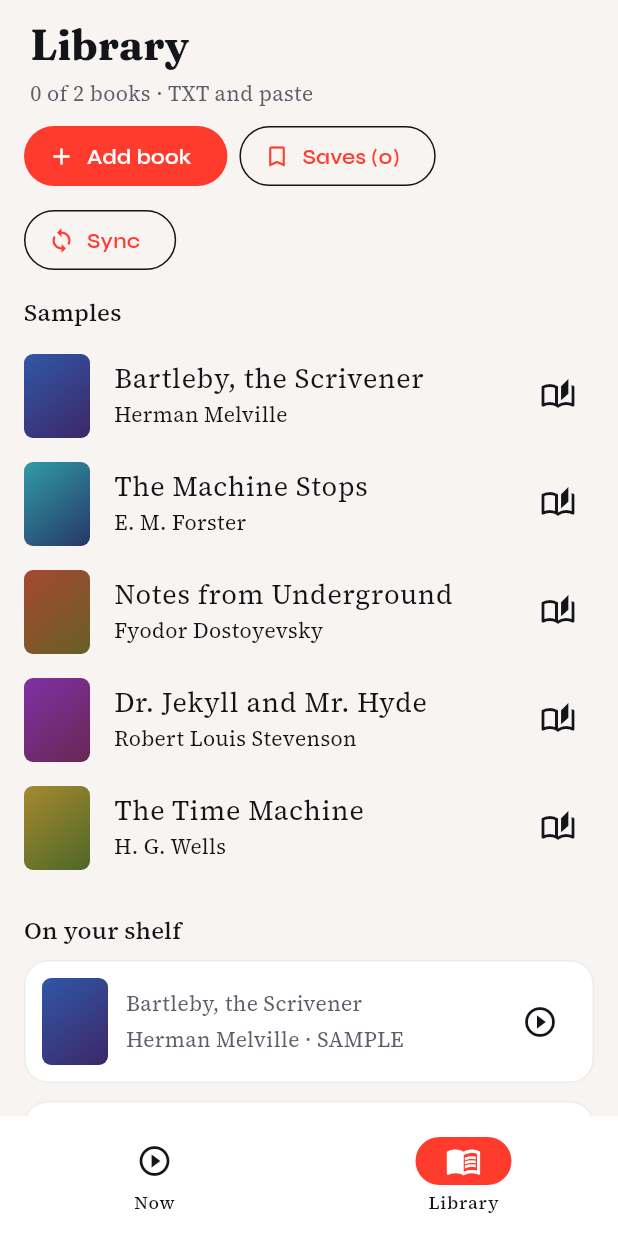
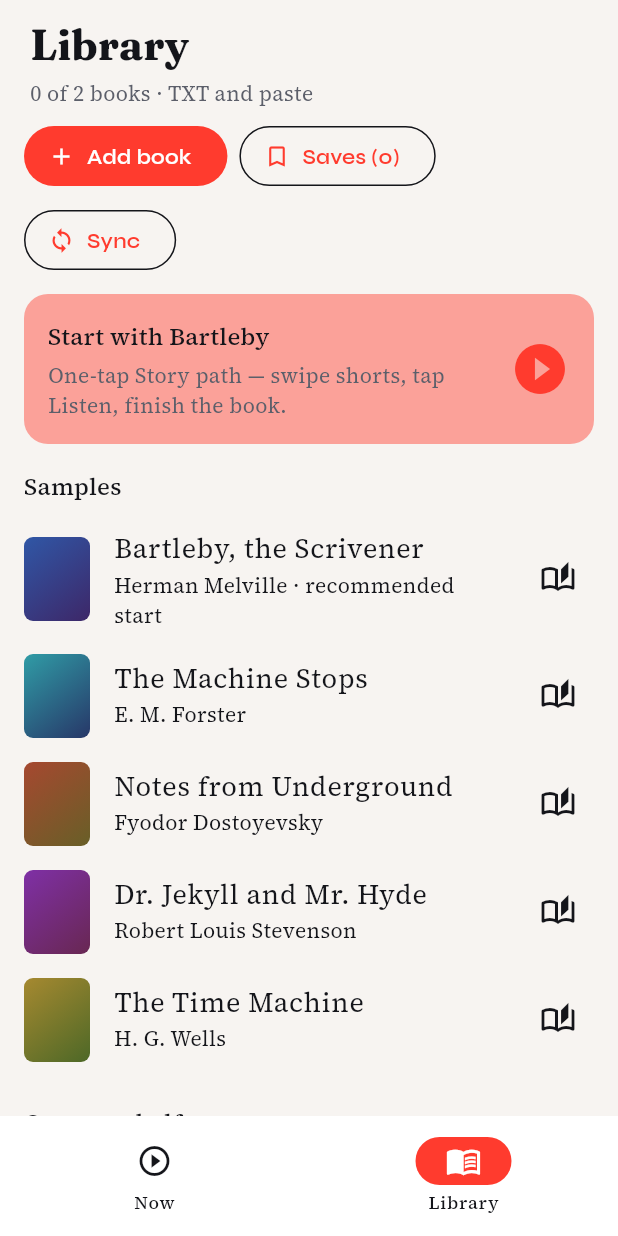
Before and after one commit to rya889/Flick, a Flutter app: the screen it shows after launch, on a phone screen of 412 x 824 dp. Run offline on Flutter 3.47's test engine with Material 3 defaults, Android fonts, the phone set to English and light mode, and no system bars; our stand-ins replace drift, drift_flutter, file_picker, flutter_tts, google_fonts, share_plus and 1 more; missing offline and left inert: purchases_flutter; accounts and stored records are empty; generated files the repository leaves out were written again; network calls fail.

Commit message:
T03: Bartleby dogfood path and Finish celebration
Highlight Bartleby in Library, persist completed books, and show a Finish
overlay on the last Story short. Add book_finish helpers and dogfood tests.

Co-authored-by: rya889 <rya889@users.noreply.github.com>

```diff
--- a/app/lib/models/models.dart
+++ b/app/lib/models/models.dart
@@ -212,6 +212,9 @@ class SampleMeta {
   final double hue;
 }
 
+/// Day-0 dogfood title (first in shelf order).
+const kBartlebySampleId = 'sample-bartleby';
+
 /// Public-domain seed shelf (Gutenberg US). See docs/plan/seed-shelf-2026-10-01.md.
 const sampleLibrary = [
   SampleMeta(
--- a/app/lib/screens/library_screen.dart
+++ b/app/lib/screens/library_screen.dart
@@ -80,10 +80,20 @@ class _LibraryScreenState extends State<LibraryScreen> {
               ? _EmptyLibrary(
                   onAddBook: () => _showAddBook(context),
                   onAddSamples: () => c.seedSamples(),
+                  onStartBartleby: () => c.openBartlebyStory(),
                 )
               : ListView(
                   padding: const EdgeInsets.fromLTRB(16, 0, 16, 24),
                   children: [
+                    if (c.books.any((b) => b.id == kBartlebySampleId))
+                      _BartlebyDogfoodCard(
+                        completed: c.isBookCompleted(kBartlebySampleId),
+                        onStory: () async {
+                          final book = c.books
+                              .firstWhere((b) => b.id == kBartlebySampleId);
+                          await c.openBook(book);
+                        },
+                      ),
                     Text(
                       'Samples',
                       style: Theme.of(context).textTheme.titleMedium,
@@ -344,14 +354,72 @@ class _LibraryScreenState extends State<LibraryScreen> {
   }
 }
 
+class _BartlebyDogfoodCard extends StatelessWidget {
+  const _BartlebyDogfoodCard({
+    required this.completed,
+    required this.onStory,
+  });
+
+  final bool completed;
+  final VoidCallback onStory;
+
+  @override
+  Widget build(BuildContext context) {
+    final scheme = Theme.of(context).colorScheme;
+    return Padding(
+      padding: const EdgeInsets.only(bottom: 16),
+      child: Material(
+        color: scheme.primaryContainer.withValues(alpha: 0.45),
+        borderRadius: BorderRadius.circular(16),
+        child: InkWell(
+          borderRadius: BorderRadius.circular(16),
+          onTap: onStory,
+          child: Padding(
+            padding: const EdgeInsets.all(16),
+            child: Row(
+              children: [
+                Expanded(
+                  child: Column(
+                    crossAxisAlignment: CrossAxisAlignment.start,
+                    children: [
+                      Text(
+                        completed ? 'Bartleby — finished' : 'Start with Bartleby',
+                        style: Theme.of(context).textTheme.titleMedium,
+                      ),
+                      const SizedBox(height: 4),
+                      Text(
+                        completed
+                            ? 'Replay Story shorts or open the full reader.'
+                            : 'One-tap Story path — swipe shorts, tap Listen, finish the book.',
+                        style: Theme.of(context).textTheme.bodyMedium,
+                      ),
+                    ],
+                  ),
+                ),
+                Icon(
+                  completed ? Icons.check_circle : Icons.play_circle_fill,
+                  color: scheme.primary,
+                  size: 40,
+                ),
+              ],
+            ),
+          ),
+        ),
+      ),
+    );
+  }
+}
+
 class _EmptyLibrary extends StatelessWidget {
   const _EmptyLibrary({
     required this.onAddBook,
     required this.onAddSamples,
+    required this.onStartBartleby,
   });
 
   final VoidCallback onAddBook;
   final VoidCallback onAddSamples;
+  final VoidCallback onStartBartleby;
 
   @override
   Widget build(BuildContext context) {
@@ -373,6 +441,11 @@ class _EmptyLibrary extends StatelessWidget {
             ),
             const SizedBox(height: 24),
             FilledButton(
+              onPressed: onStartBartleby,
+              child: const Text('Start with Bartleby'),
+            ),
+            const SizedBox(height: 12),
+            FilledButton.tonal(
               onPressed: onAddBook,
               child: const Text('Add book'),
             ),
@@ -400,7 +473,11 @@ class _SampleTile extends StatelessWidget {
       contentPadding: EdgeInsets.zero,
       leading: _Cover(hue: sample.hue),
       title: Text(sample.title),
-      subtitle: Text(sample.author),
+      subtitle: Text(
+        sample.id == kBartlebySampleId
+            ? '${sample.author} · recommended start'
+            : sample.author,
+      ),
       trailing: inLibrary
           ? IconButton(
               tooltip: 'Read',
@@ -462,6 +539,7 @@ class _BookTile extends StatelessWidget {
                       Text(
                         [
                           if (book.author != null) book.author!,
+                          if (c.isBookCompleted(book.id)) 'Finished',
                           book.source.name.toUpperCase(),
                           if (prog != null) 'Flick #${prog.shortIndex + 1}',
                         ].join(' · '),
--- /dev/null
+++ b/app/lib/services/book_finish.dart
@@ -0,0 +1,12 @@
+import '../models/models.dart';
+
+/// True when Story mode is on the final short and advancing should celebrate.
+bool shouldCelebrateStoryFinish({
+  required PlayMode mode,
+  required int queueIndex,
+  required int queueLength,
+}) {
+  return mode == PlayMode.story &&
+      queueLength > 0 &&
+      queueIndex >= queueLength - 1;
+}
--- a/app/lib/services/catalog_store.dart
+++ b/app/lib/services/catalog_store.dart
@@ -127,6 +127,10 @@ class CatalogStore {
   Future<void> saveHearts(Set<String> ids) => _saveIdSet('hearts', ids);
   Future<Set<String>> loadSaves() async => _loadIdSet('saves');
   Future<void> saveSaves(Set<String> ids) => _saveIdSet('saves', ids);
+  Future<Set<String>> loadCompletedBooks() async =>
+      _loadIdSet('completedBooks');
+  Future<void> saveCompletedBooks(Set<String> ids) =>
+      _saveIdSet('completedBooks', ids);
 
   Future<({String day, int seconds})> loadListen() async {
     final day = await _getMeta('listen.day');
--- a/app/lib/state/flick_controller.dart
+++ b/app/lib/state/flick_controller.dart
@@ -14,6 +14,7 @@ import '../services/library_access.dart';
 import '../services/progress_bridge.dart';
 import '../services/plus_service.dart';
 import '../services/tldr_api.dart';
+import '../services/book_finish.dart';
 import '../services/tts_voice.dart';
 
 class FeedItem {
@@ -50,6 +51,9 @@ class FlickController extends ChangeNotifier {
   Map<String, ReadingProgress> progress = {};
   Set<String> hearts = {};
   Set<String> saves = {};
+  Set<String> completedBookIds = {};
+  bool showFinishCelebration = false;
+  String? finishCelebrationTitle;
 
   LibraryBook? activeBook;
   List<FeedItem> queue = [];
@@ -132,7 +136,8 @@ class FlickController extends ChangeNotifier {
     return max(0, freeListenCapSeconds - listenSecondsToday);
   }
 
-  bool get listenCapped => false;
+  bool get listenCapped =>
+      !plusActive && listenSecondsToday >= freeListenCapSeconds;
 
   void reportBootstrapError(Object error) {
     bootstrapError = error.toString();
@@ -169,6 +174,7 @@ class FlickController extends ChangeNotifier {
     progress = await _store.loadProgress();
     hearts = await _store.loadHearts();
     saves = await _store.loadSaves();
+    completedBookIds = await _store.loadCompletedBooks();
     final listen = await _store.loadListen();
     listenDay = listen.day;
     listenSecondsToday = listen.day == _todayKey() ? listen.seconds : 0;
@@ -334,6 +340,19 @@ class FlickController extends ChangeNotifier {
     unawaited(ensureAiTldrForCurrent());
   }
 
+  Future<void> openBartlebyStory() async {
+    final sample = sampleLibrary.firstWhere((s) => s.id == kBartlebySampleId);
+    await addSample(sample);
+  }
+
+  bool isBookCompleted(String bookId) => completedBookIds.contains(bookId);
+
+  void dismissFinishCelebration() {
+    showFinishCelebration = false;
+    finishCelebrationTitle = null;
+    notifyListeners();
+  }
+
   Future<void> addSample(SampleMeta sample) async {
     if (books.any((b) => b.id == sample.id)) {
       final existing = books.firstWhere((b) => b.id == sample.id);
@@ -470,6 +489,7 @@ class FlickController extends ChangeNotifier {
         queue = _buildBounceQueue();
         queueIndex = 0;
       } else {
+        _celebrateStoryFinishIfNeeded();
         return;
       }
     } else {
@@ -1119,6 +1139,27 @@ class FlickController extends ChangeNotifier {
     await _store.saveReaderLocations(readerLocations);
   }
 
+  void _celebrateStoryFinishIfNeeded() {
+    final item = current;
+    if (item == null) return;
+    if (!shouldCelebrateStoryFinish(
+      mode: playMode,
+      queueIndex: queueIndex,
+      queueLength: queue.length,
+    )) {
+      return;
+    }
+    if (completedBookIds.contains(item.book.id)) return;
+    completedBookIds.add(item.book.id);
+    unawaited(_store.saveCompletedBooks(completedBookIds));
+    playing = false;
+    _karaokeTimer?.cancel();
+    unawaited(_tts.stop());
+    finishCelebrationTitle = item.book.title;
+    showFinishCelebration = true;
+    notifyListeners();
+  }
+
   void _persistProgress() {
     final item = current;
     if (item == null || playMode != PlayMode.story) return;
```
Also changed, not shown: app/lib/screens/now_player.dart (+65 -0 lines), 1 other file.
